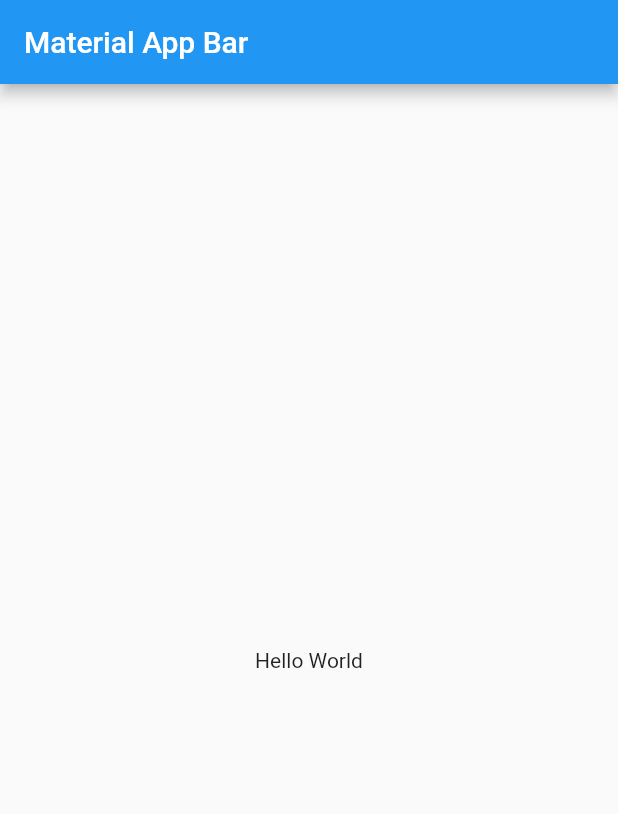
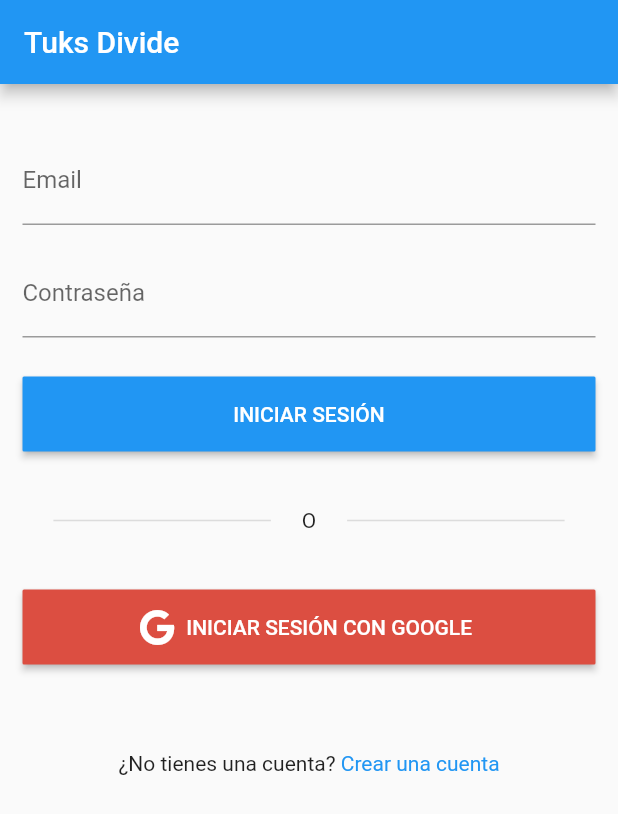
Before and after one commit to kevinglezgmz/pdm_tuks_divide, a Flutter app: the screen it shows after launch, on a phone screen of 412 x 824 dp. Shown: the top 814 px of the screen. Run offline on Flutter 3.47's test engine with Material 2 defaults, Android fonts, the phone set to English and light mode, and no system bars; our stand-ins replace bloc, equatable, font_awesome_flutter.

Commit message:
feat: login page

```diff
--- a/lib/main.dart
+++ b/lib/main.dart
@@ -1,4 +1,5 @@
 import 'package:flutter/material.dart';
+import 'package:tuks_divide/pages/login_page/login_page.dart';
 
 void main() => runApp(const MyApp());
 
@@ -9,14 +10,7 @@ class MyApp extends StatelessWidget {
   Widget build(BuildContext context) {
     return MaterialApp(
       title: 'Material App',
-      home: Scaffold(
-        appBar: AppBar(
-          title: const Text('Material App Bar'),
-        ),
-        body: const Center(
-          child: Text('Hello World'),
-        ),
-      ),
+      home: LoginPage(),
     );
   }
 }
--- /dev/null
+++ b/lib/pages/login_page/login_page.dart
@@ -0,0 +1,101 @@
+import 'package:flutter/material.dart';
+import 'package:font_awesome_flutter/font_awesome_flutter.dart';
+
+class LoginPage extends StatelessWidget {
+  var _emailController = TextEditingController();
+  var _passwordController = TextEditingController();
+  LoginPage({super.key});
+
+  @override
+  Widget build(BuildContext context) {
+    return Scaffold(
+      appBar: AppBar(
+        title: const Text('Tuks Divide'),
+      ),
+      body: Column(
+        children: [
+          Padding(
+            padding: const EdgeInsets.fromLTRB(15.0, 35.0, 15.0, 8.0),
+            child: TextField(
+              controller: _emailController,
+              decoration: const InputDecoration(label: Text("Email")),
+            ),
+          ),
+          Padding(
+            padding: const EdgeInsets.fromLTRB(15.0, 8.0, 15.0, 8.0),
+            child: TextField(
+              controller: _passwordController,
+              obscureText: true,
+              decoration: const InputDecoration(label: Text("Contraseña")),
+            ),
+          ),
+          Padding(
+            padding: const EdgeInsets.fromLTRB(15.0, 18.0, 15.0, 30.0),
+            child: ElevatedButton(
+              onPressed: () {},
+              child: const Text("INICIAR SESIÓN"),
+              style: ElevatedButton.styleFrom(
+                  minimumSize: const Size.fromHeight(50),
+                  shape: RoundedRectangleBorder(
+                    borderRadius: BorderRadius.circular(1.0),
+                  )),
+            ),
+          ),
+          Padding(
+            padding: const EdgeInsets.fromLTRB(15.0, 8.0, 15.0, 30.0),
+            child: Row(
+              mainAxisAlignment: MainAxisAlignment.spaceEvenly,
+              children: [
+                Flexible(
+                  child: Divider(
+                    thickness: 1,
+                    indent: MediaQuery.of(context).size.width / 20,
+                    endIndent: MediaQuery.of(context).size.width / 20,
+                  ),
+                ),
+                const Text("O"),
+                Flexible(
+                  child: Divider(
+                    thickness: 1,
+                    indent: MediaQuery.of(context).size.width / 20,
+                    endIndent: MediaQuery.of(context).size.width / 20,
+                  ),
+                )
+              ],
+            ),
+          ),
+          Padding(
+            padding: const EdgeInsets.fromLTRB(15.0, 8.0, 15.0, 8.0),
+            child: ElevatedButton.icon(
+              onPressed: () {},
+              icon: const FaIcon(FontAwesomeIcons.google),
+              style: ElevatedButton.styleFrom(
+                  minimumSize: const Size.fromHeight(50),
+                  backgroundColor: const Color.fromARGB(0xFF, 0xDC, 0x4E, 0x41),
+                  shape: RoundedRectangleBorder(
+                    borderRadius: BorderRadius.circular(1.0),
+                  )),
+              label: const Text("INICIAR SESIÓN CON GOOGLE"),
+            ),
+          ),
+          Padding(
+            padding: const EdgeInsets.fromLTRB(15.0, 50.0, 15.0, 8.0),
+            child: Row(
+              mainAxisAlignment: MainAxisAlignment.center,
+              children: [
+                const Text("¿No tienes una cuenta? "),
+                GestureDetector(
+                  onTap: () {},
+                  child: const Text(
+                    "Crear una cuenta",
+                    style: TextStyle(color: Colors.blue),
+                  ),
+                )
+              ],
+            ),
+          )
+        ],
+      ),
+    );
+  }
+}
```
